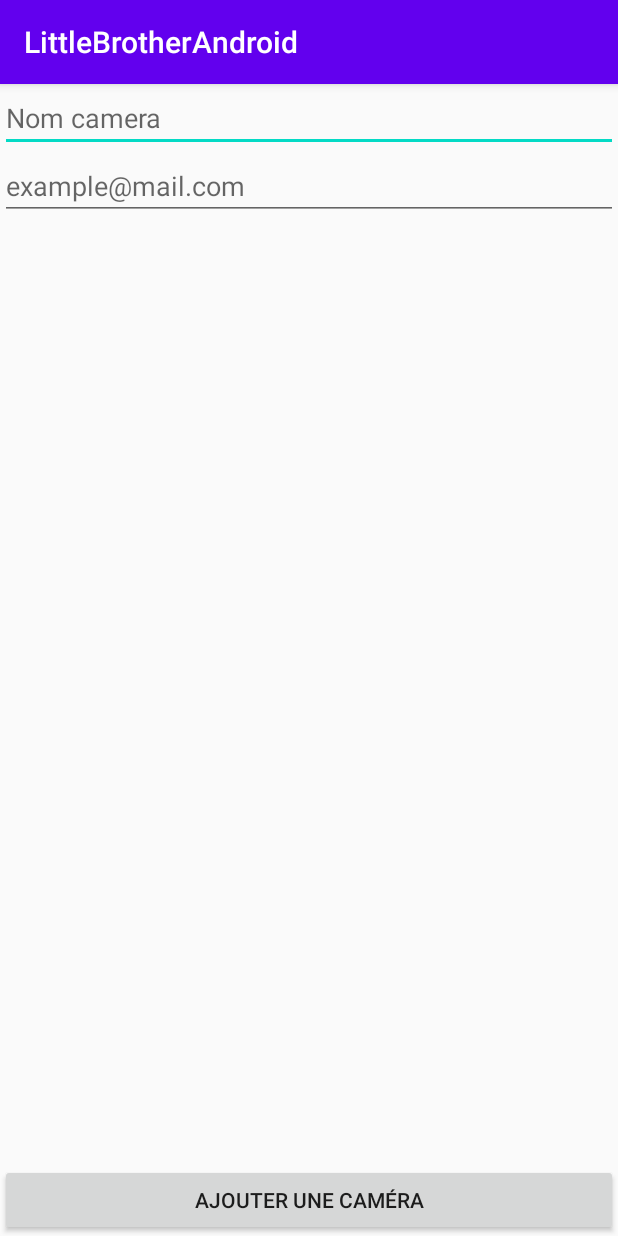
After one commit to eskam/little-brother-android, an Android app: the fragment AddCameraFragment shown on its own in the app's theme, on a phone screen of 412 x 824 dp. The commit adds this screen. Run offline under Robolectric (Android 15) with nearby library versions, the light colour scheme and no system bars.

Commit message:
auto login & addCameraFragment

```diff
--- a/app/src/main/java/com/example/littlebrotherandroid/rest/Rest.java
+++ b/app/src/main/java/com/example/littlebrotherandroid/rest/Rest.java
@@ -5,6 +5,7 @@ import retrofit2.converter.gson.GsonConverterFactory;
 
 public class Rest {
     public FcmRest fcm;
+    public SendCameraRest scr;
     private Rest(){
         Retrofit retrofit = new Retrofit.Builder()
                 .baseUrl("https://europe-west1-little-brother-55371.cloudfunctions.net/app/")
@@ -12,6 +13,7 @@ public class Rest {
                 .build();
 
         fcm = retrofit.create(FcmRest.class);
+        scr = retrofit.create(SendCameraRest.class);
     }
     private static Rest instance = new Rest();
     public static Rest getInstance(){
--- /dev/null
+++ b/app/src/main/java/com/example/littlebrotherandroid/ui/addcamera/AddCameraFragment.java
@@ -0,0 +1,82 @@
+package com.example.littlebrotherandroid.ui.addcamera;
+
+import androidx.lifecycle.ViewModelProviders;
+
+import android.os.Bundle;
+
+import androidx.annotation.NonNull;
+import androidx.annotation.Nullable;
+import androidx.fragment.app.Fragment;
+import androidx.navigation.Navigation;
+
+import android.util.Log;
+import android.view.LayoutInflater;
+import android.view.View;
+import android.view.ViewGroup;
+import android.widget.Button;
+import android.widget.EditText;
+
+import com.example.littlebrotherandroid.Auth;
+import com.example.littlebrotherandroid.R;
+import com.example.littlebrotherandroid.model.CameraModel;
+import com.example.littlebrotherandroid.model.RestString;
+import com.example.littlebrotherandroid.rest.Rest;
+
+import retrofit2.Call;
+import retrofit2.Callback;
+import retrofit2.Response;
+
+public class AddCameraFragment extends Fragment {
+
+    private AddCameraViewModel mViewModel;
+
+    private EditText littleBrother;
+    private EditText nameCamera;
+
+    public static AddCameraFragment newInstance() {
+        return new AddCameraFragment();
+    }
+
+    @Override
+    public View onCreateView(@NonNull LayoutInflater inflater, @Nullable ViewGroup container,
+                             @Nullable Bundle savedInstanceState) {
+        mViewModel = ViewModelProviders.of(this).get(AddCameraViewModel.class);
+        View root = inflater.inflate(R.layout.add_camera_fragment, container, false);
+
+        littleBrother = root.findViewById(R.id.edittext_littlebrother_mail);
+        nameCamera = root.findViewById(R.id.edittext_name_camera);
+
+        Button buttonAddCamera = root.findViewById(R.id.button_add_camera);
+        buttonAddCamera.setOnClickListener(new View.OnClickListener() {
+            @Override
+            public void onClick(View v) {
+                if (addCamera())
+                    Navigation.findNavController(requireActivity(),R.id.nav_host_fragment).navigate(R.id.nav_home);
+            }
+        });
+
+        return root;
+    }
+
+    public boolean addCamera() {
+        boolean statusRequest=true;
+        Log.i("AddCameraFragment", nameCamera.getText().toString().trim() + "FirebaseToken" + littleBrother.getText().toString().trim());
+        CameraModel camera= new CameraModel(new RestString(nameCamera.getText().toString().trim()),new RestString("FirebaseToken"), new RestString(littleBrother.getText().toString().trim()));
+        Call<Boolean> call = Rest.getInstance().scr.sendCamera(Auth.getInstance().firebaseKey,camera);
+        call.enqueue(new Callback<Boolean>() {
+            @Override
+            public void onResponse(Call<Boolean> call, Response<Boolean> response) {
+                Log.i("response rest ok", response.message());
+            }
+
+            @Override
+            public void onFailure(Call<Boolean> call, Throwable t) {
+                Log.i("response rest error", "error!!!!!");
+                //statusRequest=false;
+            }
+        });
+
+        return statusRequest;
+    }
+
+}
--- /dev/null
+++ b/app/src/main/java/com/example/littlebrotherandroid/ui/addcamera/AddCameraViewModel.java
@@ -0,0 +1,19 @@
+package com.example.littlebrotherandroid.ui.addcamera;
+
+import androidx.lifecycle.LiveData;
+import androidx.lifecycle.MutableLiveData;
+import androidx.lifecycle.ViewModel;
+
+public class AddCameraViewModel extends ViewModel {
+    // TODO: Implement the ViewModel
+    private MutableLiveData<String> mText;
+
+    public AddCameraViewModel() {
+        mText = new MutableLiveData<>();
+        mText.setValue("This is gallery fragment");
+    }
+
+    public LiveData<String> getText() {
+        return mText;
+    }
+}
--- /dev/null
+++ b/app/src/main/res/layout/add_camera_fragment.xml
@@ -0,0 +1,48 @@
+<?xml version="1.0" encoding="utf-8"?>
+<FrameLayout xmlns:android="http://schemas.android.com/apk/res/android"
+    xmlns:app="http://schemas.android.com/apk/res-auto"
+    xmlns:tools="http://schemas.android.com/tools"
+    android:layout_width="match_parent"
+    android:layout_height="match_parent"
+    tools:context=".ui.addcamera.AddCameraFragment">
+
+    <RelativeLayout
+        android:layout_width="match_parent"
+        android:layout_height="match_parent">
+        <TextView
+            android:id="@+id/text_slideshow"
+            android:layout_width="match_parent"
+            android:layout_height="wrap_content"
+            android:layout_marginStart="8dp"
+            android:layout_marginTop="8dp"
+            android:layout_marginEnd="8dp"
+            android:textAlignment="center"
+            android:textSize="20sp"
+            app:layout_constraintBottom_toBottomOf="parent"
+            app:layout_constraintEnd_toEndOf="parent"
+            app:layout_constraintStart_toStartOf="parent"
+            app:layout_constraintTop_toTopOf="parent" />
+        <LinearLayout
+            android:layout_width="match_parent"
+            android:layout_height="match_parent"
+            android:orientation="vertical">
+            <EditText
+                android:hint="Nom camera"
+                android:id="@+id/edittext_name_camera"
+                android:layout_width="match_parent"
+                android:layout_height="wrap_content"/>
+            <EditText
+                android:inputType="textEmailAddress"
+                android:hint="example@mail.com"
+                android:id="@+id/edittext_littlebrother_mail"
+                android:layout_width="match_parent"
+                android:layout_height="wrap_content"/>
+        </LinearLayout>
+        <Button
+            android:text="@string/button_add_camera"
+            android:id="@+id/button_add_camera"
+            android:layout_width="match_parent"
+            android:layout_height="wrap_content"
+            android:layout_alignParentBottom="true"/>
+    </RelativeLayout>
+</FrameLayout>
--- a/app/src/main/res/layout/fragment_home.xml
+++ b/app/src/main/res/layout/fragment_home.xml
@@ -19,4 +19,10 @@
         app:layout_constraintEnd_toEndOf="parent"
         app:layout_constraintStart_toStartOf="parent"
         app:layout_constraintTop_toTopOf="parent" />
+
+    <Button
+        android:id="@+id/bouton_CameraFragment"
+        android:layout_width="match_parent"
+        android:layout_height="wrap_content"
+        android:text="Ajouter une camera"/>
 </androidx.constraintlayout.widget.ConstraintLayout>
--- a/app/src/main/res/navigation/mobile_navigation.xml
+++ b/app/src/main/res/navigation/mobile_navigation.xml
@@ -28,4 +28,10 @@
         android:name="com.example.littlebrotherandroid.ui.camera.CameraFragment"
         android:label="@string/menu_camera"
         tools:layout="@layout/fragment_camera" />
+
+    <fragment
+        android:id="@+id/nav_add_camera"
+        android:name="com.example.littlebrotherandroid.ui.addcamera.AddCameraFragment"
+        android:label="@string/menu_add_camera"
+        tools:layout="@layout/add_camera_fragment"/>
 </navigation>
--- a/app/src/main/res/values/strings.xml
+++ b/app/src/main/res/values/strings.xml
@@ -11,10 +11,14 @@
     <string name="menu_gallery">Gallery</string>
     <string name="menu_slideshow">Slideshow</string>
     <string name="menu_sign_in">Sign In</string>
+    <string name="menu_sign_up">Sign Up</string>
     <string name="menu_camera">Camera</string>
-    <string name="button_signin">sign in</string>
+    <string name="menu_add_camera">Ajouter Camera</string>
+
     <string name="already_registered">already registered</string>
     <string name="create_account">create account</string>
+
+    <string name="button_signin">sign in</string>
     <string name="button_signup">Sign Up</string>
-    <string name="menu_sign_up">Sign Up</string>
+    <string name="button_add_camera">Ajouter une caméra</string>
 </resources>
```
Also changed, not shown: app/src/main/java/com/example/littlebrotherandroid/model/CameraModel.java (added, +30 -0 lines), app/src/main/java/com/example/littlebrotherandroid/rest/SendCameraRest.java (added, +13 -0 lines), app/src/main/java/com/example/littlebrotherandroid/ui/home/HomeFragment.java (+10 -0 lines), app/src/main/java/com/example/littlebrotherandroid/ui/signin/SignInFragment.java (+9 -0 lines).
